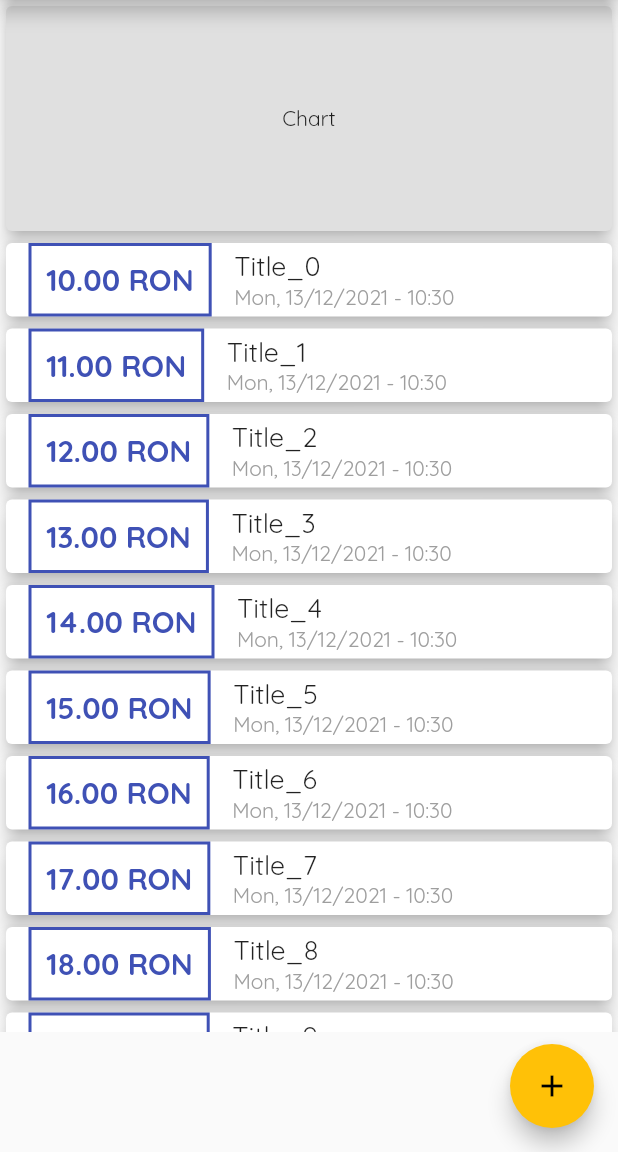
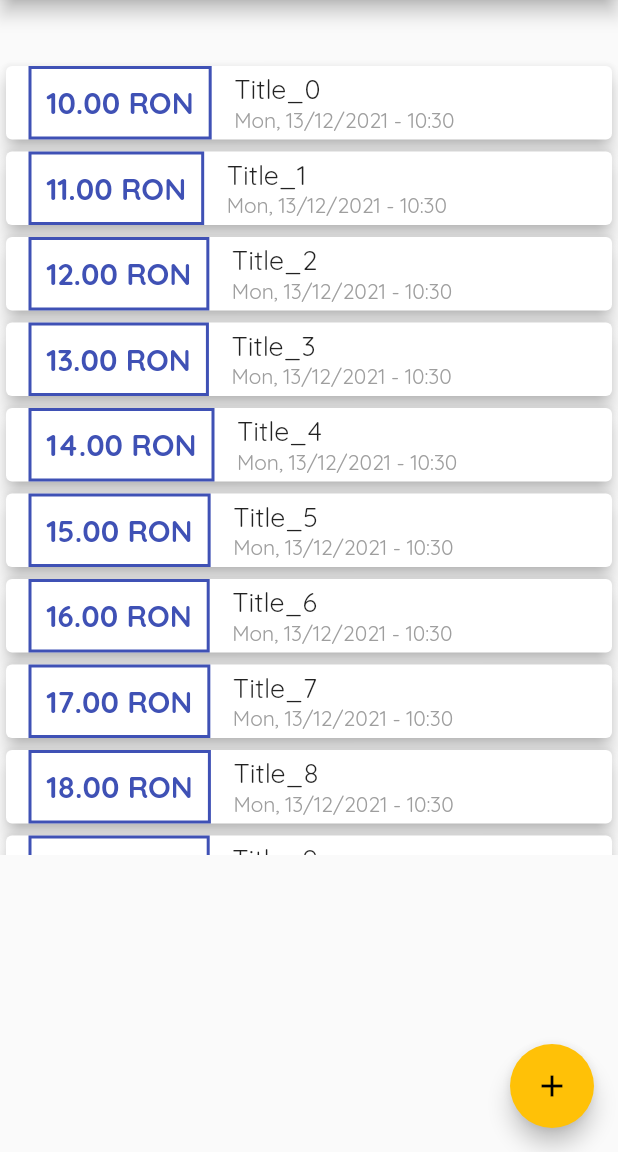
Before and after one commit to MNDragusin/budget_planner, a Flutter app: the screen it shows after launch, on a phone screen of 412 x 824 dp, the part 84-1236 px from its top. Run offline on Flutter 3.47's test engine with Material 2 defaults, Android fonts, the phone set to English and light mode, and no system bars.

Commit message:
transction empty logic and asset + started working on the chart

```diff
--- /dev/null
+++ b/lib/Widgets/chart.dart
@@ -0,0 +1,36 @@
+import 'package:budget_planner/Model/transaction.dart';
+import 'package:flutter/material.dart';
+import 'package:intl/intl.dart';
+
+class Chart extends StatelessWidget {
+  const Chart(this._recentTransaction);
+
+  final List<Transaction> _recentTransaction;
+
+  List<Map<String, Object>> get groupedTransactionValues {
+    return List.generate(7, (index) {
+      final weekDay = DateTime.now().subtract(Duration(days: index));
+      var totalSum = 0.0;
+      for (var i = 0; i < _recentTransaction.length; i++) {
+        if (_recentTransaction[i].date.day == weekDay.day &&
+            _recentTransaction[i].date.month == weekDay.month &&
+            _recentTransaction[i].date.year == weekDay.year) {
+          totalSum += _recentTransaction[i].amount;
+        }
+      }
+      print("$weekDay - $totalSum");
+      return {'day': DateFormat.E(weekDay), 'amount': totalSum};
+    });
+  }
+
+  @override
+  Widget build(BuildContext context) {
+    return Card(
+      elevation: 6,
+      margin: EdgeInsets.all(20),
+      child: Row(
+        children: [],
+      ),
+    );
+  }
+}
--- a/lib/Widgets/transaction_list.dart
+++ b/lib/Widgets/transaction_list.dart
@@ -12,14 +12,20 @@
   Widget build(BuildContext context) {
     return Container(
       height: 530,
-      child: ListView.builder(
+      child: _transactions.isEmpty
+          ? Image.asset(
+              "Assets/Images/waiting.png",
+              fit: BoxFit.fitHeight,
+            )
+          : ListView.builder(
               itemBuilder: (ctx, index) {
                 return Card(
                   elevation: 5,
                   child: Row(
                     children: [
                       Container(
-                  margin: EdgeInsets.symmetric(vertical: 0, horizontal: 15),
+                        margin:
+                            EdgeInsets.symmetric(vertical: 0, horizontal: 15),
                         padding: EdgeInsets.all(10),
                         decoration: BoxDecoration(
                             border: Border.all(
--- a/lib/main.dart
+++ b/lib/main.dart
@@ -1,3 +1,4 @@
+import 'package:budget_planner/Widgets/chart.dart';
 import 'package:flutter/material.dart';
 
 import 'package:budget_planner/Widgets/new_transation.dart';
@@ -45,6 +46,13 @@
   }
 
   final List<Transaction> _transactions = DummyData.getDummyTransactionList(10);
+  //final List<Transaction> _transactions = [];
+
+  List<Transaction> get _recentTransactions {
+    return _transactions.where((tr) {
+      return tr.date.isAfter(DateTime.now().subtract(const Duration(days: 7)));
+    }).toList();
+  }
 
   void _addNewTransaction(String txTitle, double txAmount) {
     final newTx = Transaction(
@@ -73,18 +81,7 @@
       body: Column(
         mainAxisAlignment: MainAxisAlignment.start,
         crossAxisAlignment: CrossAxisAlignment.stretch,
-        children: [
-          Card(
-            child: Container(
-                padding: EdgeInsets.all(10),
-                width: double.infinity,
-                height: 150,
-                child: const Center(child: Text("Chart"))),
-            elevation: 5,
-            color: Colors.grey[300],
-          ),
-          TransactionList(_transactions)
-        ],
+        children: [Chart(_recentTransactions), TransactionList(_transactions)],
       ),
       floatingActionButton: FloatingActionButton(
         onPressed: () => startAddNewTransaction(context),
--- a/pubspec.yaml
+++ b/pubspec.yaml
@@ -59,7 +59,8 @@
   uses-material-design: true
 
   # To add assets to your application, add an assets section, like this:
-  # assets:
+  assets:
+    - Assets/Images/waiting.png
   #   - images/a_dot_burr.jpeg
   #   - images/a_dot_ham.jpeg
 
```
Also changed, not shown: Assets/Images/waiting.png (added). Lines whose indentation alone changed are shown as unchanged.
